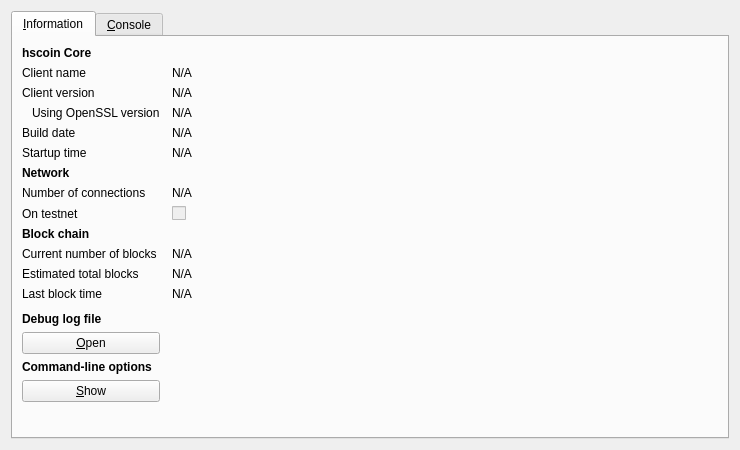
Qt form src/qt/forms/rpcconsole.ui (hscoin/hashcoin) before a commit.
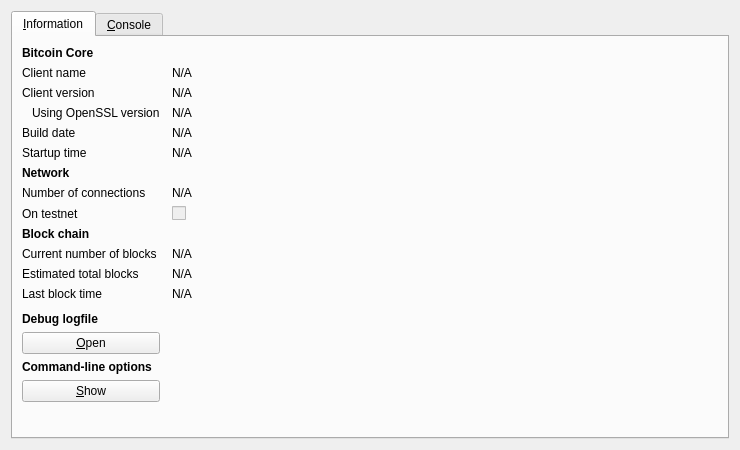
The same form after that commit. Icons and pictures are not drawn.

What changed in the file:
```diff
--- a/src/qt/forms/rpcconsole.ui
+++ b/src/qt/forms/rpcconsole.ui
@@ -36,7 +36,7 @@
           </font>
          </property>
          <property name="text">
-          <string>hscoin Core</string>
+          <string>Bitcoin Core</string>
          </property>
         </widget>
        </item>
@@ -315,7 +315,7 @@
           </font>
          </property>
          <property name="text">
-          <string>Debug log file</string>
+          <string>Debug logfile</string>
          </property>
         </widget>
        </item>
```
Left out of the diff: 9 changed lines with no effect on the pictures.
